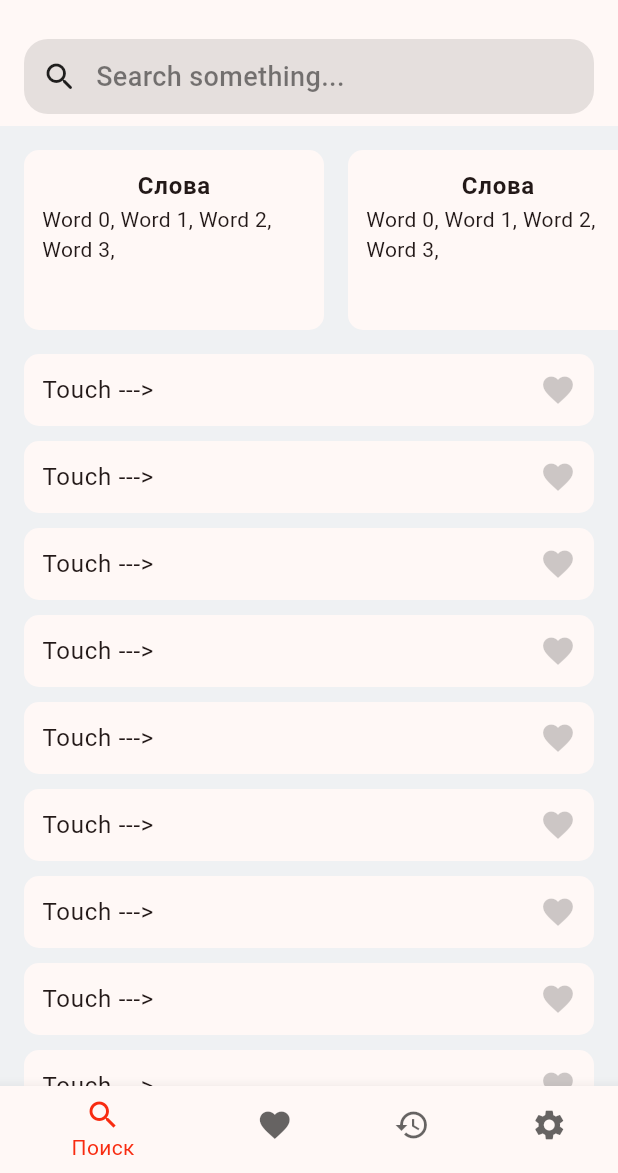
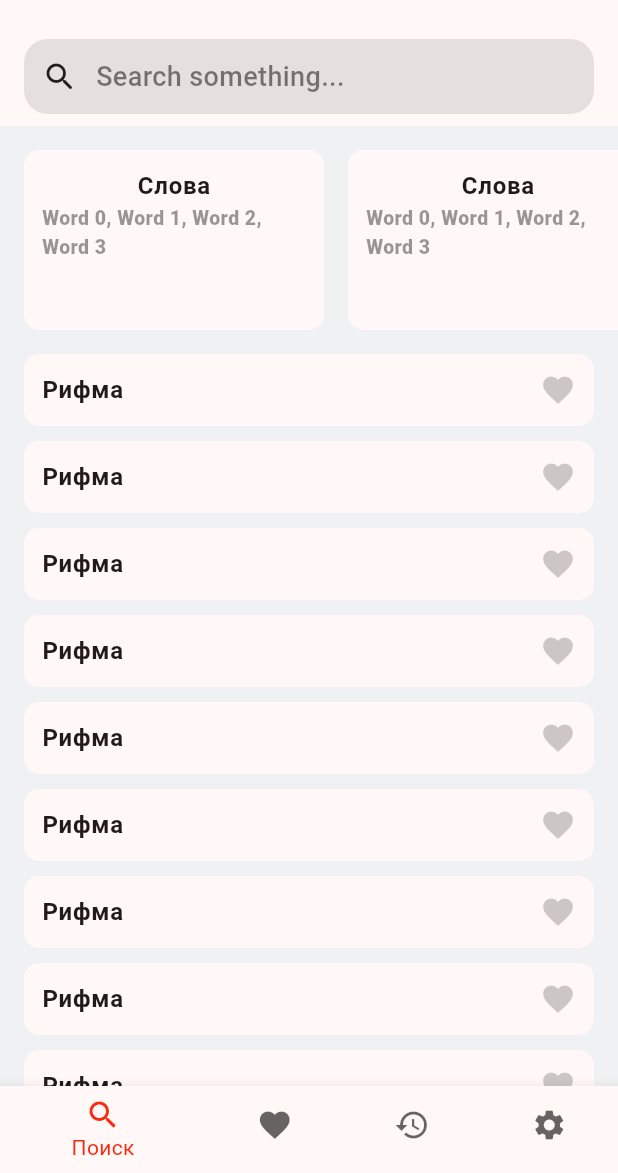
Before and after one commit to Tyukmaev5/first_application, a Flutter app: the screen it shows after launch, on a phone screen of 412 x 824 dp, the part 63-1236 px from its top. Run offline on Flutter 3.47's test engine with Material 3 defaults, Android fonts, the phone set to English and light mode, and no system bars; our stand-ins replace auto_route.

Commit message:
new changes 16.04.24

```diff
--- a/rhymer/lib/features/favorites/view/favorites_screen.dart
+++ b/rhymer/lib/features/favorites/view/favorites_screen.dart
@@ -26,7 +26,11 @@ class FavoritesScreen extends StatelessWidget {
             ),
           ), // раздел
           SliverList.builder(
-              itemBuilder: (context, index) => const RhymeListCard(isFavorite: true,)),
+              itemBuilder: (context, index) => const RhymeListCard(
+                    isFavorite: true,
+                    rhyme: 'Рифма',
+                    sourceWord: 'Слово',
+                  )),
         ],
       ),
     );
--- a/rhymer/lib/features/search/view/search_screen.dart
+++ b/rhymer/lib/features/search/view/search_screen.dart
@@ -13,15 +13,29 @@ class SearchScreen extends StatelessWidget {
   Widget build(BuildContext context) {
     return CustomScrollView(
       slivers: [
-        const SliverAppBar(
+        SliverAppBar(
           pinned: true, // зафиксировать AppBar
           snap: true,
           floating: true,
-          title: Text('Rhymer'),
+          title: const Text('Rhymer'),
           elevation: 0,
           surfaceTintColor: Colors.transparent,
           bottom: PreferredSize(
-              preferredSize: Size.fromHeight(70), child: SearchButton()),
+              preferredSize: const Size.fromHeight(70),
+              child: SearchButton(
+                onTap: () {
+                  showBottomSheet(
+                    context: context,
+                    builder: (context) => const Padding(
+                      padding: EdgeInsets.all(20),
+                      child: SizedBox(
+                        width: double.infinity,
+                        child: Text('showBottomSheet'),
+                      ),
+                    ),
+                  );
+                },
+              )),
         ),
         const SliverToBoxAdapter(
             child: SizedBox(
@@ -52,7 +66,9 @@ class SearchScreen extends StatelessWidget {
           height: 16,
         )), // разделитель
         SliverList.builder(
-            itemBuilder: (context, index) => const RhymeListCard()),
+            itemBuilder: (context, index) => const RhymeListCard(
+                  rhyme: 'Рифма',
+                )),
       ],
     );
   }
--- a/rhymer/lib/features/search/widgets/search_button.dart
+++ b/rhymer/lib/features/search/widgets/search_button.dart
@@ -3,12 +3,17 @@ import 'package:flutter/material.dart';
 class SearchButton extends StatelessWidget {
   const SearchButton({
     super.key,
+    required this.onTap,
   });
+
+  final VoidCallback onTap;
 
   @override
   Widget build(BuildContext context) {
     final theme = Theme.of(context);
-    return Container(
+    return GestureDetector(
+      onTap: onTap,
+      child: Container(
         width: double.infinity, // заполнить всю ширину
         margin: const EdgeInsets.symmetric(horizontal: 16, vertical: 8),
         padding: const EdgeInsets.all(12),
@@ -30,6 +35,7 @@ class SearchButton extends StatelessWidget {
             ),
           ],
         ),
+      ),
     );
   }
 }
--- a/rhymer/lib/ui/widgets/rhyme_history_card.dart
+++ b/rhymer/lib/ui/widgets/rhyme_history_card.dart
@@ -28,16 +28,21 @@ class RhymeHistoryCard extends StatelessWidget {
           ),
           Flexible(
             child: Text(
-              rhymes.map((e) => '$e, ').join(),
+              rhymes.asMap().entries.map((e) {
+                final sb = StringBuffer();
+                sb.write(e.value);
+                if (e.key != rhymes.length - 1) {
+                  sb.write(', ');
+                }
+                return sb.toString();
+              }).join(),
               overflow: TextOverflow.ellipsis,
+              style: theme.textTheme.bodyMedium?.copyWith(
+                fontWeight: FontWeight.w800,
+                fontSize: 13,
+                color: theme.hintColor.withOpacity(0.4),
+              ),
               maxLines: 4,
-              // Wrap(
-              //   children: rhymes
-              //       .map((e) => Padding(
-              //             padding: const EdgeInsets.only(right: 4),
-              //             child: Text(e),
-              //           ))
-              //       .toList(),
             ),
           )
         ],
--- a/rhymer/lib/ui/widgets/rhyme_list_card.dart
+++ b/rhymer/lib/ui/widgets/rhyme_list_card.dart
@@ -5,8 +5,12 @@ class RhymeListCard extends StatelessWidget {
   const RhymeListCard({
     super.key,
     this.isFavorite = false,
+    required this.rhyme,
+    this.sourceWord,
   });
 
+  final String rhyme;
+  final String? sourceWord;
   final bool isFavorite;
 
   @override
@@ -18,9 +22,28 @@ class RhymeListCard extends StatelessWidget {
       child: Row(
         mainAxisAlignment: MainAxisAlignment.spaceBetween,
         children: [
-          Text(
-            'Touch --->',
-            style: theme.textTheme.bodyLarge,
+          Row(
+            children: [
+              if (sourceWord != null) ...[
+                Text(
+                  sourceWord!,
+                  style: theme.textTheme.bodyLarge,
+                ),
+                Padding(
+                  padding: const EdgeInsets.symmetric(horizontal: 4),
+                  child: Icon(
+                    Icons.arrow_forward_ios,
+                    size: 15,
+                    color: theme.hintColor.withOpacity(0.5),
+                  ),
+                ),
+              ],
+              Text(
+                rhyme,
+                style: theme.textTheme.bodyLarge
+                    ?.copyWith(fontWeight: FontWeight.w600),
+              ),
+            ],
           ),
           IconButton(
             onPressed: () {},
```
Also changed, not shown: rhymer/lib/features/settings/view/settings_screen.dart (+44 -12 lines). Lines whose indentation alone changed are shown as unchanged.
